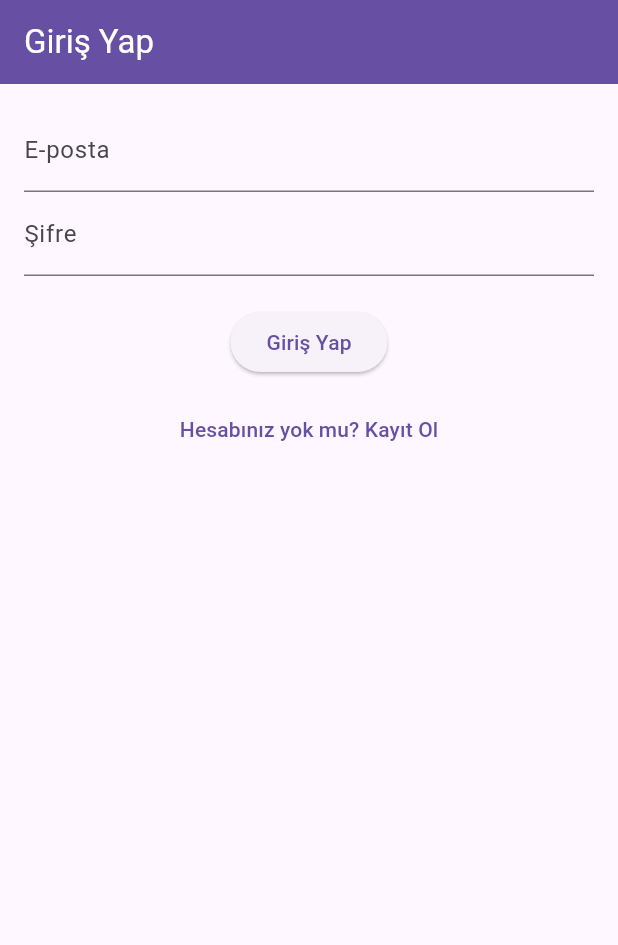
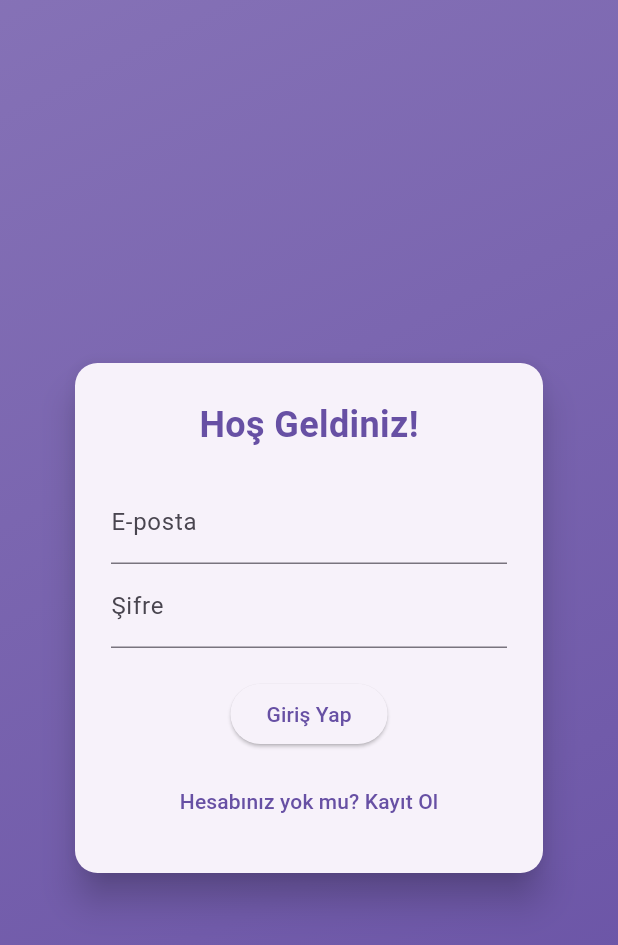
Before and after one commit to zisansarac/notix, a Flutter app: the screen it shows after launch, on a phone screen of 412 x 824 dp. Shown: the top 945 px of the screen. Run offline on Flutter 3.47's test engine with Material 3 defaults, Android fonts, the phone set to English and light mode, and no system bars; our stand-ins replace dio, flutter_riverpod, flutter_secure_storage.

Commit message:
created theme_provider.dart

```diff
--- a/frontend/lib/main.dart
+++ b/frontend/lib/main.dart
@@ -1,31 +1,51 @@
 import 'package:flutter/material.dart';
 import 'package:flutter_riverpod/flutter_riverpod.dart';
 import 'package:frontend/providers/auth_provider.dart';
-import 'screens/auth_screen.dart'; // Yeni ekran
-import 'screens/notes_screen.dart'; // Yeni ekran
+import 'screens/auth_screen.dart';
+import 'screens/notes_screen.dart';
+import 'providers/theme_provider.dart';
 
 void main() {
-  // Riverpod için ana widget'ımızı ProviderScope ile sarmalamalıyız.
   runApp(const ProviderScope(child: MyApp()));
 }
 
 class MyApp extends ConsumerWidget {
-  // Artık ConsumerWidget kullanıyoruz
   const MyApp({super.key});
 
   @override
   Widget build(BuildContext context, WidgetRef ref) {
-    // authProvider'ı izle
     final user = ref.watch(authProvider);
+    final themeMode = ref.watch(themeProvider);
 
     return MaterialApp(
       title: 'Notix App',
-      debugShowCheckedModeBanner: false, // Debug bandını kaldıralım
-      theme: ThemeData(primarySwatch: Colors.indigo, useMaterial3: true),
-      // Uygulama şimdilik Giriş/Kayıt ekranına yönlendirilecek
-      home: user == null
-          ? const AuthScreen() // user null ise: Giriş/Kayıt ekranı
-          : const NotesScreen(), // user varsa: Notlar ekranı
+      debugShowCheckedModeBanner: false,
+
+      themeMode: themeMode,
+      theme: ThemeData(
+        // Aydınlık (Light) Tema
+        primarySwatch: Colors.indigo,
+        brightness: Brightness.light,
+        appBarTheme: const AppBarTheme(
+          backgroundColor: Colors.indigo,
+          foregroundColor: Colors.white,
+        ),
+        useMaterial3: true,
+      ),
+      darkTheme: ThemeData(
+        // Koyu (Dark) Tema
+        primarySwatch: Colors.indigo,
+        brightness: Brightness.dark,
+        appBarTheme: const AppBarTheme(
+          backgroundColor: Color(0xFF1E1E1E),
+          foregroundColor: Colors.white,
+        ),
+        scaffoldBackgroundColor: const Color(0xFF121212),
+        cardColor: const Color(0xFF1E1E1E),
+        useMaterial3: true,
+      ),
+
+      home: user == null ? const AuthScreen() : const NotesScreen(),
     );
   }
 }
--- a/frontend/lib/screens/auth_screen.dart
+++ b/frontend/lib/screens/auth_screen.dart
@@ -2,38 +2,66 @@ import 'package:flutter/material.dart';
 import 'package:flutter_riverpod/flutter_riverpod.dart';
 import '../providers/auth_provider.dart';
 
-// Ekranın durumunu (Giriş mi, Kayıt mı?) yöneten bir StateProvider
-final isLoginProvider = StateProvider<bool>(
-  (ref) => true,
-); // Başlangıçta Giriş (Login)
+final isLoginProvider = StateProvider<bool>((ref) => true);
 
 class AuthScreen extends ConsumerWidget {
   const AuthScreen({super.key});
 
   @override
   Widget build(BuildContext context, WidgetRef ref) {
-    // Giriş/Kayıt durumunu izle
     final isLogin = ref.watch(isLoginProvider);
 
     return Scaffold(
-      appBar: AppBar(
-        title: Text(isLogin ? 'Giriş Yap' : 'Kayıt Ol'),
-        backgroundColor: Theme.of(context).primaryColor,
-        foregroundColor: Colors.white,
-      ),
-      body: SingleChildScrollView(
-        child: Padding(
-          padding: const EdgeInsets.all(16.0),
-          child: isLogin
-              ? const AuthForm(isLogin: true)
-              : const AuthForm(isLogin: false),
+      body: Container(
+        decoration: BoxDecoration(
+          gradient: LinearGradient(
+            colors: [
+              Theme.of(context).primaryColor.withOpacity(0.8),
+              Theme.of(context).primaryColor,
+            ],
+            begin: Alignment.topLeft,
+            end: Alignment.bottomRight,
+          ),
+        ),
+
+        child: Center(
+          child: SingleChildScrollView(
+            padding: const EdgeInsets.all(30.0),
+            child: Card(
+              margin: const EdgeInsets.symmetric(horizontal: 20),
+              elevation: 10,
+              shape: RoundedRectangleBorder(
+                borderRadius: BorderRadius.circular(15),
+              ),
+              child: Padding(
+                padding: const EdgeInsets.all(24.0),
+                child: Column(
+                  mainAxisSize: MainAxisSize.min,
+                  children: [
+                    // Uygulama logosu/başlığı
+                    Text(
+                      isLogin ? 'Hoş Geldiniz!' : 'Yeni Hesap Oluştur',
+                      style: TextStyle(
+                        fontSize: 24,
+                        fontWeight: FontWeight.bold,
+                        color: Theme.of(context).primaryColor,
+                      ),
+                    ),
+                    const SizedBox(height: 20),
+                    isLogin
+                        ? const AuthForm(isLogin: true)
+                        : const AuthForm(isLogin: false),
+                  ],
+                ),
+              ),
+            ),
+          ),
         ),
       ),
     );
   }
 }
 
-// --- Auth Formu Widget'ı ---
 class AuthForm extends ConsumerStatefulWidget {
   final bool isLogin;
   const AuthForm({super.key, required this.isLogin});
@@ -50,14 +78,12 @@ class _AuthFormState extends ConsumerState<AuthForm> {
   bool _isLoading = false;
   String? _errorMessage;
 
-  // Form gönderildiğinde çalışacak metot
   void _submit() async {
     if (!_formKey.currentState!.validate()) {
       return;
     }
     _formKey.currentState!.save();
 
-    // Yükleniyor durumunu ve hata mesajını sıfırla
     setState(() {
       _isLoading = true;
       _errorMessage = null;
@@ -65,23 +91,17 @@ class _AuthFormState extends ConsumerState<AuthForm> {
 
     try {
       if (widget.isLogin) {
-        // Giriş yapma işlemi
         await ref.read(authProvider.notifier).login(_email, _password);
       } else {
-        // Kayıt olma işlemi
         await ref
             .read(authProvider.notifier)
             .register(_name, _email, _password);
       }
-
-      // Başarılı olursa, main.dart yönlendirmeyi otomatik yapacaktır.
     } catch (e) {
-      // AuthNotifier'dan fırlatılan hatayı yakala
       setState(() {
         _errorMessage = e.toString();
       });
     } finally {
-      // İşlem bitince loading'i kapat
       setState(() {
         _isLoading = false;
       });
@@ -95,7 +115,6 @@ class _AuthFormState extends ConsumerState<AuthForm> {
       child: Column(
         mainAxisSize: MainAxisSize.min,
         children: [
-          // Kayıt formu için Name alanı
           if (!widget.isLogin)
             TextFormField(
               decoration: const InputDecoration(labelText: 'Adınız'),
@@ -105,7 +124,6 @@ class _AuthFormState extends ConsumerState<AuthForm> {
               onSaved: (val) => _name = val!,
             ),
 
-          // Email alanı
           TextFormField(
             decoration: const InputDecoration(labelText: 'E-posta'),
             keyboardType: TextInputType.emailAddress,
@@ -115,7 +133,6 @@ class _AuthFormState extends ConsumerState<AuthForm> {
             onSaved: (val) => _email = val!,
           ),
 
-          // Şifre alanı
           TextFormField(
             decoration: const InputDecoration(labelText: 'Şifre'),
             obscureText: true,
@@ -127,7 +144,6 @@ class _AuthFormState extends ConsumerState<AuthForm> {
 
           const SizedBox(height: 20),
 
-          // Hata mesajı gösterimi
           if (_errorMessage != null)
             Padding(
               padding: const EdgeInsets.only(bottom: 10),
@@ -138,7 +154,6 @@ class _AuthFormState extends ConsumerState<AuthForm> {
               ),
             ),
 
-          // Gönderme Butonu
           if (_isLoading)
             const CircularProgressIndicator()
           else
@@ -149,10 +164,8 @@ class _AuthFormState extends ConsumerState<AuthForm> {
 
           const SizedBox(height: 10),
 
-          // Giriş/Kayıt geçiş butonu
           TextButton(
             onPressed: () {
-              // Diğer duruma geçmek için StateProvider'ı güncelle
               ref.read(isLoginProvider.notifier).state = !widget.isLogin;
             },
             child: Text(
```
Also changed, not shown: frontend/lib/providers/note_provider.dart (+2 -5 lines), frontend/lib/providers/theme_provider.dart (added, +28 -0 lines), frontend/lib/screens/notes_screen.dart (+22 -1 lines), 1 other file.
